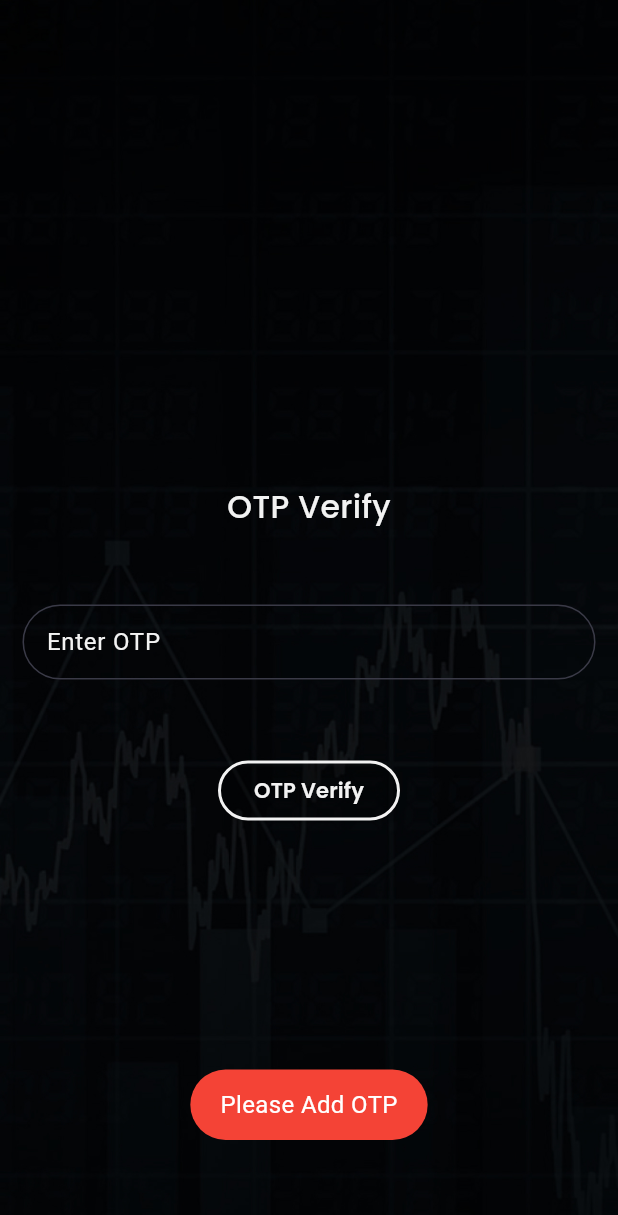
After one commit to naimishStargalaxy/stock_app_SG, a Flutter app: the ResetPasswordPage screen opened directly, after a tap on "OTP Verify", on a phone screen of 412 x 824 dp. The commit adds this screen. Shown: the top 1215 px of the screen. Run offline on Flutter 3.47's test engine with Material 3 defaults, Android fonts, the phone set to English and light mode, and no system bars; our stand-ins replace fl_chart, flutter_widget_from_html, fluttertoast, get, google_fonts, image_picker and 6 more; accounts and stored records are empty.

Commit message:
forgot password flow set

```diff
--- a/lib/Helper/apis.dart
+++ b/lib/Helper/apis.dart
@@ -10,4 +10,7 @@ class API_END_POINTS {
   static const String trade = "trade";
   static const String updateUser = "update-user/";
   static const String deleteUser = "delete-user/";
+  static const String otpRequest = "requestOtp";
+  static const String otpVerify = "verifyOtp";
+  static const String resetPassword = "resetpassword";
 }
--- /dev/null
+++ b/lib/Screens/reset_password_page.dart
@@ -0,0 +1,167 @@
+// ignore_for_file: prefer_const_constructors, prefer_const_literals_to_create_immutables, use_key_in_widget_constructors, prefer_final_fields
+
+import 'package:demo_project/Controllers/forgot_password_controller.dart';
+import 'package:demo_project/Helper/common_widget.dart';
+import 'package:flutter/material.dart';
+import 'package:get/get.dart';
+import 'package:shared_preferences/shared_preferences.dart';
+
+import '../Helper/utility.dart';
+
+class ResetPasswordPage extends StatefulWidget {
+  @override
+  State<ResetPasswordPage> createState() => _ResetPasswordPageState();
+}
+
+class _ResetPasswordPageState extends State<ResetPasswordPage> {
+  ForgotPasswordController _forgotPasswordController =
+      Get.put(ForgotPasswordController());
+  String email = "";
+
+  @override
+  void initState() {
+    getUserInfo();
+    super.initState();
+  }
+
+  getUserInfo() async {
+    SharedPreferences pref = await SharedPreferences.getInstance();
+    email = pref.getString("email") ?? "";
+    print(email);
+    setState(() {});
+  }
+
+  @override
+  Widget build(BuildContext context) {
+    return Scaffold(
+      backgroundColor: DarkAppColor.bgColor,
+      body: Container(
+        height: Get.height,
+        width: Get.width,
+        decoration: BoxDecoration(
+            image: DecorationImage(
+          image: AssetImage("assets/bg.jpg"),
+          fit: BoxFit.cover,
+        )),
+        child: Obx(
+          () => Column(
+            mainAxisAlignment: MainAxisAlignment.center,
+            children: [
+              SizedBox(
+                height: 50,
+              ),
+              _forgotPasswordController.isvisible.value == false
+                  ? CommonWidget().textWidget(
+                      text: "OTP Verify",
+                      textSize: 21.0,
+                      textColor: DarkAppColor.primaryColor,
+                      textWeight: FontWeight.w500,
+                    )
+                  : CommonWidget().textWidget(
+                      text: "Reset Password",
+                      textSize: 21.0,
+                      textColor: DarkAppColor.primaryColor,
+                      textWeight: FontWeight.w500,
+                    ),
+              SizedBox(
+                height: 50,
+              ),
+              _forgotPasswordController.isvisible.value == false
+                  ? Container(
+                      width: Get.width,
+                      margin: EdgeInsets.symmetric(horizontal: 15),
+                      decoration: BoxDecoration(
+                          border: Border.all(
+                            color: DarkAppColor.softgreyColor,
+                          ),
+                          borderRadius: BorderRadius.circular(25)),
+                      child: TextFormField(
+                        style: TextStyle(color: DarkAppColor.primaryColor),
+                        controller: _forgotPasswordController.otpcontroller,
+                        keyboardType: TextInputType.number,
+                        decoration: InputDecoration(
+                            contentPadding:
+                                EdgeInsets.symmetric(horizontal: 15),
+                            border: InputBorder.none,
+                            hintText: "Enter OTP",
+                            hintStyle: TextStyle(
+                              color: DarkAppColor.primaryColor,
+                            ),
+                            floatingLabelBehavior: FloatingLabelBehavior.auto),
+                      ),
+                    )
+                  : Container(
+                      width: Get.width,
+                      margin: EdgeInsets.symmetric(horizontal: 15),
+                      decoration: BoxDecoration(
+                          border: Border.all(
+                            color: DarkAppColor.softgreyColor,
+                          ),
+                          borderRadius: BorderRadius.circular(25)),
+                      child: TextFormField(
+                        style: TextStyle(color: DarkAppColor.primaryColor),
+                        controller: _forgotPasswordController.newPasscontroller,
+                        decoration: InputDecoration(
+                            contentPadding:
+                                EdgeInsets.symmetric(horizontal: 15),
+                            border: InputBorder.none,
+                            hintText: "Enter New Password",
+                            hintStyle: TextStyle(
+                              color: DarkAppColor.primaryColor,
+                            ),
+                            floatingLabelBehavior: FloatingLabelBehavior.auto),
+                      ),
+                    ),
+              SizedBox(
+                height: 50,
+              ),
+              _forgotPasswordController.isvisible.value == false
+                  ? ElevatedButton(
+                      style: ElevatedButton.styleFrom(
+                          backgroundColor: Colors.transparent,
+                          side: BorderSide(
+                              color: DarkAppColor.primaryColor, width: 2)),
+                      onPressed: () {
+                        if (_forgotPasswordController
+                            .otpcontroller.text.isEmpty) {
+                          CommonWidget().toast(
+                              toastMsg: "Please Add OTP",
+                              toastColor: Colors.red);
+                        } else {
+                          _forgotPasswordController.otpVerify(
+                              useremail: email.toString());
+                        }
+                      },
+                      child: CommonWidget().textWidget(
+                        text: "OTP Verify",
+                        textColor: DarkAppColor.primaryColor,
+                        textWeight: FontWeight.w600,
+                      ))
+                  : ElevatedButton(
+                      style: ElevatedButton.styleFrom(
+                          backgroundColor: Colors.transparent,
+                          side: BorderSide(
+                              color: DarkAppColor.primaryColor, width: 2)),
+                      onPressed: () {
+                        if (_forgotPasswordController
+                            .newPasscontroller.text.isEmpty) {
+                          CommonWidget().toast(
+                              toastMsg: "Please Add OTP",
+                              toastColor: Colors.red);
+                        } else {
+                          _forgotPasswordController.resetpassword(
+                              useremail: email.toString());
+                        }
+                      },
+                      child: CommonWidget().textWidget(
+                        text: "Save Password",
+                        textColor: DarkAppColor.primaryColor,
+                        textWeight: FontWeight.w600,
+                      )),
+            ],
+          ),
+        ),
+      ),
+    );
+  }
+}
```
Also changed, not shown: lib/Controllers/forgot_password_controller.dart (+114 -0 lines), lib/Screens/forgot_password_page.dart (+13 -8 lines).
